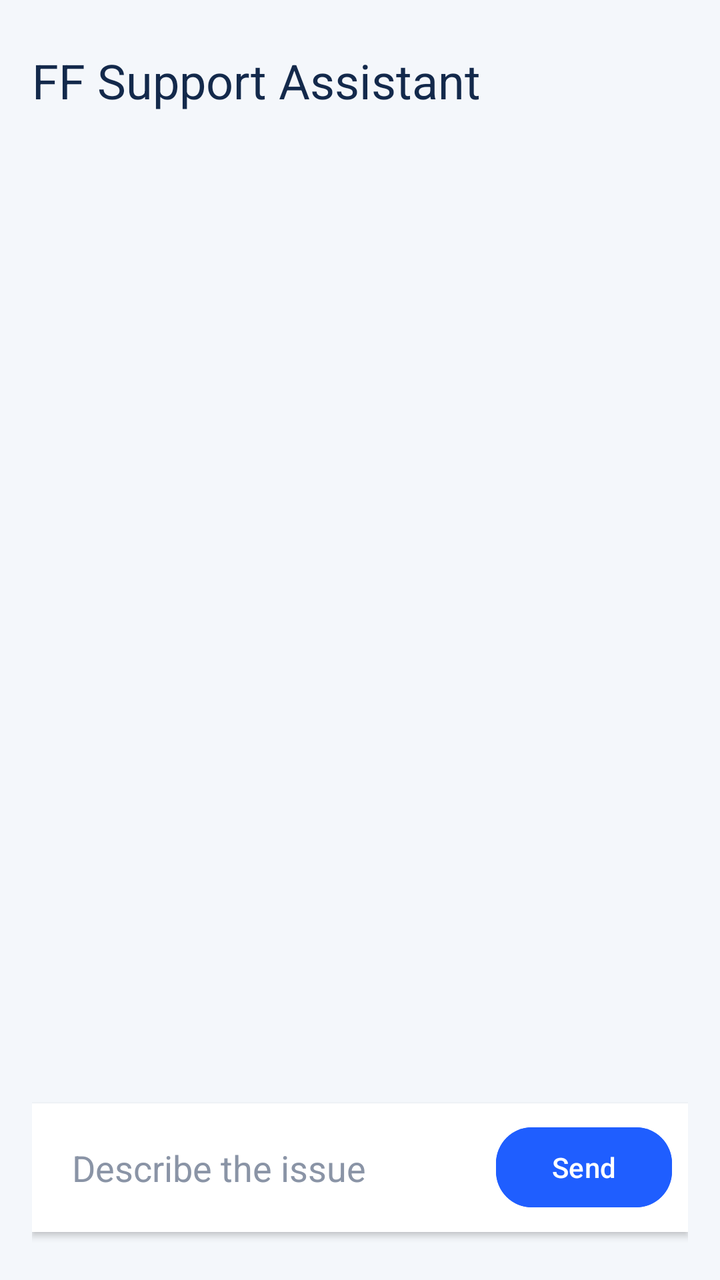
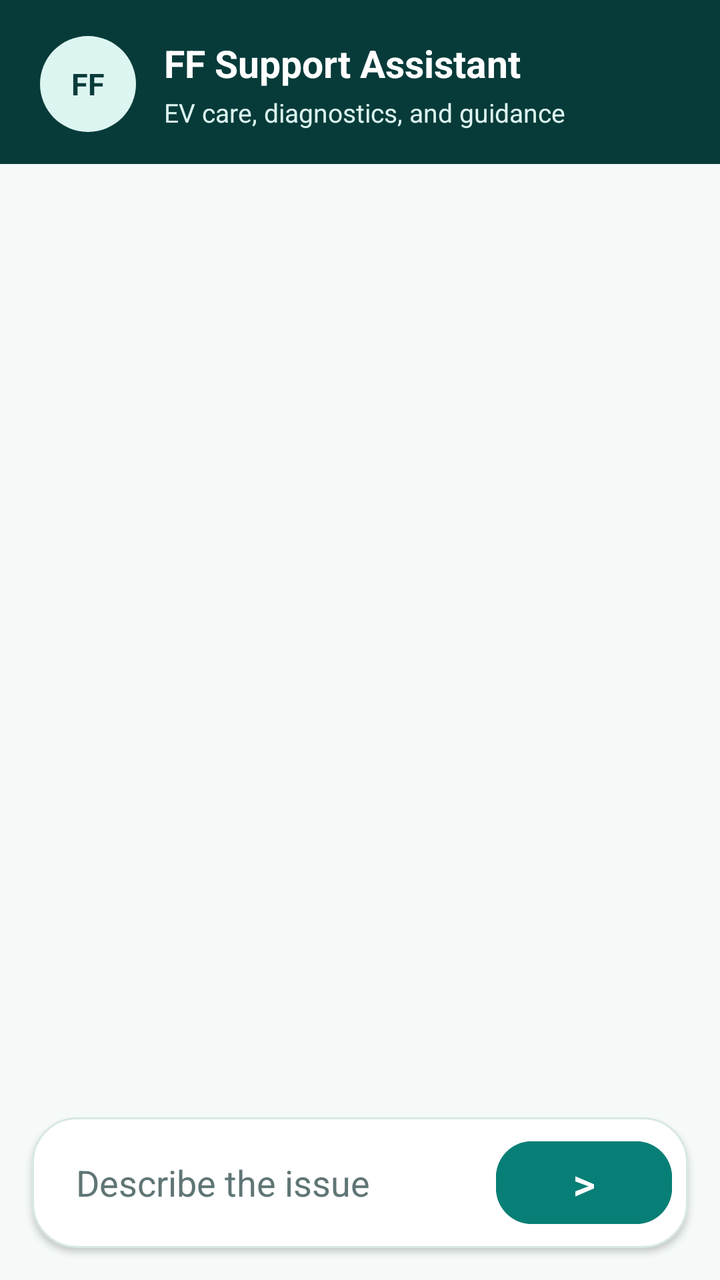

Two renders of the same Android screen: before a commit and after it. Below are the layout's source before the change and the commit's diff.
<!-- AndroidManifest.xml: another module's application theme Theme.FfAssistant -->
<!-- res/layout/activity_chat.xml -->
<?xml version="1.0" encoding="utf-8"?>
<LinearLayout xmlns:android="http://schemas.android.com/apk/res/android"
    xmlns:app="http://schemas.android.com/apk/res-auto"
    android:layout_width="match_parent"
    android:layout_height="match_parent"
    android:orientation="vertical"
    android:background="#F4F7FB"
    android:padding="16dp">

    <TextView
        android:id="@+id/title"
        android:layout_width="match_parent"
        android:layout_height="wrap_content"
        android:text="@string/assistant_title"
        android:textAppearance="@style/TextAppearance.Material3.HeadlineSmall"
        android:textColor="#13294B"
        android:paddingTop="8dp"
        android:paddingBottom="12dp" />

    <androidx.recyclerview.widget.RecyclerView
        android:id="@+id/messages"
        android:layout_width="match_parent"
        android:layout_height="0dp"
        android:layout_weight="1"
        android:clipToPadding="false"
        android:paddingTop="8dp"
        android:paddingBottom="12dp" />

    <ProgressBar
        android:id="@+id/loading"
        android:layout_width="wrap_content"
        android:layout_height="wrap_content"
        android:layout_gravity="center_horizontal"
        android:indeterminateTint="#1F5EFF"
        android:visibility="gone" />

    <LinearLayout
        android:layout_width="match_parent"
        android:layout_height="wrap_content"
        android:orientation="horizontal"
        android:gravity="center_vertical"
        android:background="#FFFFFF"
        android:padding="8dp"
        android:elevation="2dp"
        android:layout_marginBottom="8dp">

        <EditText
            android:id="@+id/input"
            android:layout_width="0dp"
            android:layout_height="wrap_content"
            android:layout_weight="1"
            android:background="@android:color/transparent"
            android:hint="@string/issue_hint"
            android:padding="12dp"
            android:textColor="#1B1B1B"
            android:textColorHint="#8A94A6"
            android:inputType="textCapSentences|textMultiLine"
            android:maxLines="4" />

        <com.google.android.material.button.MaterialButton
            android:id="@+id/send"
            android:layout_width="wrap_content"
            android:layout_height="wrap_content"
            android:text="@string/send"
            app:cornerRadius="18dp"
            android:backgroundTint="#1F5EFF" />
    </LinearLayout>
</LinearLayout>
<!-- resources referenced by this layout -->
<resources>
  <string name="assistant_title">FF Support Assistant</string>
  <string name="issue_hint">Describe the issue</string>
  <string name="send">Send</string>
  <style name="Theme.FfAssistant" parent="Theme.Material3.DayNight.NoActionBar" />
</resources>

<!-- the commit's change to res/layout/activity_chat.xml (unified diff, before → after) -->
@@ -4,18 +4,54 @@
     android:layout_width="match_parent"
     android:layout_height="match_parent"
     android:orientation="vertical"
-    android:background="#F4F7FB"
-    android:padding="16dp">
+    android:background="@color/ff_background">
 
-    <TextView
-        android:id="@+id/title"
+    <LinearLayout
         android:layout_width="match_parent"
         android:layout_height="wrap_content"
-        android:text="@string/assistant_title"
-        android:textAppearance="@style/TextAppearance.Material3.HeadlineSmall"
-        android:textColor="#13294B"
-        android:paddingTop="8dp"
-        android:paddingBottom="12dp" />
+        android:orientation="horizontal"
+        android:gravity="center_vertical"
+        android:paddingStart="20dp"
+        android:paddingTop="18dp"
+        android:paddingEnd="20dp"
+        android:paddingBottom="16dp"
+        android:background="@color/ff_teal_900">
+
+        <TextView
+            android:layout_width="48dp"
+            android:layout_height="48dp"
+            android:gravity="center"
+            android:text="FF"
+            android:textStyle="bold"
+            android:textSize="15sp"
+            android:textColor="@color/ff_teal_900"
+            android:background="@drawable/bg_avatar" />
+
+        <LinearLayout
+            android:layout_width="0dp"
+            android:layout_height="wrap_content"
+            android:layout_weight="1"
+            android:layout_marginStart="14dp"
+            android:orientation="vertical">
+
+            <TextView
+                android:id="@+id/title"
+                android:layout_width="match_parent"
+                android:layout_height="wrap_content"
+                android:text="@string/assistant_title"
+                android:textSize="19sp"
+                android:textStyle="bold"
+                android:textColor="@color/ff_surface" />
+
+            <TextView
+                android:layout_width="match_parent"
+                android:layout_height="wrap_content"
+                android:layout_marginTop="3dp"
+                android:text="@string/assistant_status"
+                android:textSize="13sp"
+                android:textColor="@color/ff_mint_100" />
+        </LinearLayout>
+    </LinearLayout>
 
     <androidx.recyclerview.widget.RecyclerView
         android:id="@+id/messages"
@@ -23,7 +59,9 @@
         android:layout_height="0dp"
         android:layout_weight="1"
         android:clipToPadding="false"
-        android:paddingTop="8dp"
+        android:paddingStart="20dp"
+        android:paddingTop="12dp"
+        android:paddingEnd="20dp"
         android:paddingBottom="12dp" />
 
     <ProgressBar
@@ -31,7 +69,7 @@
         android:layout_width="wrap_content"
         android:layout_height="wrap_content"
         android:layout_gravity="center_horizontal"
-        android:indeterminateTint="#1F5EFF"
+        android:indeterminateTint="@color/ff_teal_500"
         android:visibility="gone" />
 
     <LinearLayout
@@ -39,10 +77,12 @@
         android:layout_height="wrap_content"
         android:orientation="horizontal"
         android:gravity="center_vertical"
-        android:background="#FFFFFF"
         android:padding="8dp"
-        android:elevation="2dp"
-        android:layout_marginBottom="8dp">
+        android:layout_marginStart="16dp"
+        android:layout_marginEnd="16dp"
+        android:layout_marginBottom="16dp"
+        android:background="@drawable/bg_composer"
+        android:elevation="2dp">
 
         <EditText
             android:id="@+id/input"
@@ -51,9 +91,12 @@
             android:layout_weight="1"
             android:background="@android:color/transparent"
             android:hint="@string/issue_hint"
-            android:padding="12dp"
-            android:textColor="#1B1B1B"
-            android:textColorHint="#8A94A6"
+            android:paddingStart="14dp"
+            android:paddingTop="10dp"
+            android:paddingEnd="8dp"
+            android:paddingBottom="10dp"
+            android:textColor="@color/ff_ink"
+            android:textColorHint="@color/ff_muted"
             android:inputType="textCapSentences|textMultiLine"
             android:maxLines="4" />
 
@@ -61,8 +104,11 @@
             android:id="@+id/send"
             android:layout_width="wrap_content"
             android:layout_height="wrap_content"
-            android:text="@string/send"
+            android:contentDescription="@string/send"
+            android:text=">"
+            android:textSize="22sp"
+            android:textColor="@color/ff_surface"
             app:cornerRadius="18dp"
-            android:backgroundTint="#1F5EFF" />
+            android:backgroundTint="@color/ff_teal_700" />
     </LinearLayout>
 </LinearLayout>
<!-- resource entries referenced after the edit -->
@@ -1,8 +1,29 @@
 <!-- resources referenced by this layout -->
 <resources>
+  <color name="ff_background">#F5FAF9</color>
+  <color name="ff_ink">#102A2A</color>
+  <color name="ff_mint_100">#DDF5F0</color>
+  <color name="ff_muted">#607575</color>
+  <color name="ff_surface">#FFFFFF</color>
+  <color name="ff_teal_500">#0FA89A</color>
+  <color name="ff_teal_700">#087F76</color>
+  <color name="ff_teal_900">#073B3A</color>
+  <!-- drawable bg_avatar (drawable) -->
+  <shape xmlns:android="http://schemas.android.com/apk/res/android">
+      <solid android:color="@color/ff_mint_100" />
+      <corners android:radius="24dp" />
+  </shape>
+  <!-- drawable bg_composer (drawable) -->
+  <shape xmlns:android="http://schemas.android.com/apk/res/android">
+      <solid android:color="@color/ff_surface" />
+      <corners android:radius="22dp" />
+      <stroke android:width="1dp" android:color="@color/ff_line" />
+  </shape>
+  <string name="assistant_status">EV care, diagnostics, and guidance</string>
   <string name="assistant_title">FF Support Assistant</string>
   <string name="issue_hint">Describe the issue</string>
   <string name="send">Send</string>
   <style name="Theme.FfAssistant" parent="Theme.Material3.DayNight.NoActionBar" />
+  <color name="ff_line">#D8E8E5</color>
 </resources>
 
